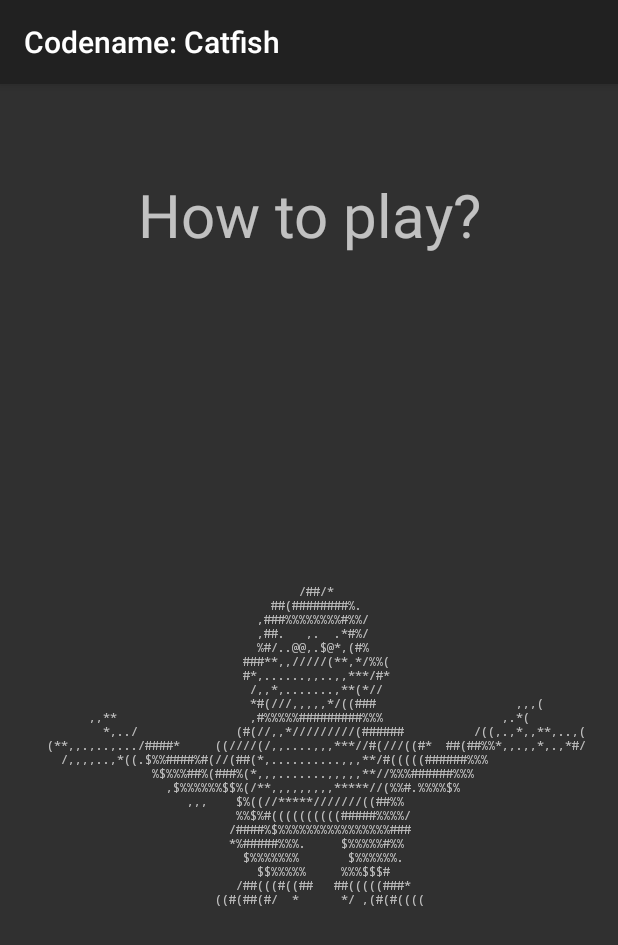
After one commit to dawsonsires/CodenameCatfish, an Android app built with Jetpack Compose: the RulesScreen screen opened through its navigation route, on a phone screen of 412 x 824 dp. The commit adds this screen. Shown: the top 945 px of the screen. Run offline under Robolectric (Android 15) with nearby library versions, the phone set to English and light mode, and no system bars; our stand-ins replace data binding, navigation-ui.

Commit message:
A wild Bonzi has appeared!

```diff
--- /dev/null
+++ b/app/src/main/java/com/example/codenamecatfish/RulesScreen.kt
@@ -0,0 +1,19 @@
+package com.example.codenamecatfish
+
+import android.os.Bundle
+import androidx.fragment.app.Fragment
+import android.view.LayoutInflater
+import android.view.View
+import android.view.ViewGroup
+import androidx.databinding.DataBindingUtil
+import com.example.codenamecatfish.databinding.FragmentRulesScreenBinding
+
+class RulesScreen : Fragment() {
+
+    override fun onCreateView(inflater: LayoutInflater, container: ViewGroup?, savedInstanceState: Bundle?): View? {
+        // Inflate the layout for this fragment
+        val binding = DataBindingUtil.inflate<FragmentRulesScreenBinding>(inflater, R.layout.fragment_rules_screen, container, false)
+        return binding.root
+    }
+
+}
--- a/app/src/main/java/com/example/codenamecatfish/TitleScreen.kt
+++ b/app/src/main/java/com/example/codenamecatfish/TitleScreen.kt
@@ -6,6 +6,7 @@ import android.view.LayoutInflater
 import android.view.View
 import android.view.ViewGroup
 import androidx.databinding.DataBindingUtil
+import androidx.navigation.findNavController
 import com.example.codenamecatfish.databinding.FragmentTitleScreenBinding
 
 class TitleScreen : Fragment() {
@@ -16,6 +17,9 @@ class TitleScreen : Fragment() {
 //        binding.playButton.setOnClickListener { view: View ->
 //            view.findNavController().navigate(R.id.where.ever.this.is.going)
 //        }
+        binding.rulesButton.setOnClickListener {view: View ->
+            view.findNavController().navigate(R.id.action_titleScreen_to_rulesScreen)
+        }
         return binding.root
     }
 
--- a/app/src/main/res/layout/activity_main.xml
+++ b/app/src/main/res/layout/activity_main.xml
@@ -1,11 +1,6 @@
 <?xml version="1.0" encoding="utf-8"?>
 <layout xmlns:android="http://schemas.android.com/apk/res/android"
     xmlns:app="http://schemas.android.com/apk/res-auto">
-
-    <androidx.drawerlayout.widget.DrawerLayout
-        android:id="@+id/drawer"
-        android:layout_width="match_parent"
-        android:layout_height="match_parent">
 
     <LinearLayout
         android:layout_width="match_parent"
@@ -28,6 +23,5 @@
             app:menu="@menu/drawer_menu"/>
 
     </LinearLayout>
-    </androidx.drawerlayout.widget.DrawerLayout>
 
 </layout>
--- /dev/null
+++ b/app/src/main/res/layout/fragment_rules_screen.xml
@@ -0,0 +1,34 @@
+<?xml version="1.0" encoding="utf-8"?>
+<layout xmlns:android="http://schemas.android.com/apk/res/android"
+    xmlns:tools="http://schemas.android.com/tools"
+    xmlns:app="http://schemas.android.com/apk/res-auto"
+    tools:context=".RulesScreen">
+
+    <androidx.constraintlayout.widget.ConstraintLayout
+        android:id="@+id/titleLayout"
+        android:layout_width="match_parent"
+        android:layout_height="match_parent"
+        >
+
+        <TextView
+            android:id="@+id/rulesTitle"
+            android:layout_width="wrap_content"
+            android:layout_height="wrap_content"
+            android:text="@string/rules"
+            app:layout_constraintStart_toStartOf="parent"
+            app:layout_constraintTop_toTopOf="parent"
+            app:layout_constraintEnd_toEndOf="parent"
+            android:textSize="40dp"
+            android:layout_marginTop="60dp"/>
+        <TextView
+            android:layout_width="wrap_content"
+            android:layout_height="wrap_content"
+            android:fontFamily="monospace"
+            android:textSize="8dp"
+            app:layout_constraintStart_toStartOf="parent"
+            app:layout_constraintEnd_toEndOf="parent"
+            app:layout_constraintTop_toBottomOf="@id/rulesTitle"
+            app:layout_constraintBottom_toBottomOf="parent"
+            android:text="@string/bonzi"/>
+    </androidx.constraintlayout.widget.ConstraintLayout>
+</layout>
--- a/app/src/main/res/navigation/navigation.xml
+++ b/app/src/main/res/navigation/navigation.xml
@@ -9,5 +9,14 @@
         android:id="@+id/titleScreen"
         android:name="com.example.codenamecatfish.TitleScreen"
         android:label="fragment_title_screen"
-        tools:layout="@layout/fragment_title_screen" />
+        tools:layout="@layout/fragment_title_screen" >
+        <action
+            android:id="@+id/action_titleScreen_to_rulesScreen"
+            app:destination="@id/rulesScreen" />
+    </fragment>
+    <fragment
+        android:id="@+id/rulesScreen"
+        android:name="com.example.codenamecatfish.RulesScreen"
+        android:label="fragment_rules_screen"
+        tools:layout="@layout/fragment_rules_screen" />
 </navigation>
--- a/app/src/main/res/values/strings.xml
+++ b/app/src/main/res/values/strings.xml
@@ -1,7 +1,35 @@
 <resources>
     <string name="app_name">Codename: Catfish</string>
     <string name="stats">Stats</string>
-    <string name="play">PLAY!</string>
-    <string name="rules">Rules</string>
+    <string name="play">Play!</string>
+    <string name="rules">How to play?</string>
     <string name="about">About</string>
+    <string name="unlocked_sounds">Unlocked sounds</string>
+    <!-- TODO: Remove or change this placeholder text -->
+    <string name="hello_blank_fragment">Hello blank fragment</string>
+    <string name="bonzi">"
+                                      /##/*
+                                  ##(########%.
+                                ,###%%%%%%%%#%%/
+                                ,##.   ,.  .*#%/
+                                %#/..@@,.$@*,(#%
+                              ###**,,/////(**,*/%%(
+                              #*,......,,..,,***/#*
+                               /,,*,.......,**(*//
+                               *#(///,,,,,*/((###                    ,,,(
+        ,,**                   ,#%%%%%#########%%%                 ,.*(
+          *,../              (#(//,,*/////////(######          /((,.,*,,**,..,(
+  (**,,.,..,.../####*     ((////(/,,....,,,***//#(///((#*  ##(##%%*,,.,,*,.,*#/
+    /,,,,..,*((.$%%####%#(//(##(*,..........,,,**/#(((((######%%%
+                 %$%%%##%(###%(*,,,.......,,,,,**//%%%######%%%
+                   ,$%%%%%%$$%(/**,,,,,,,,,*****//(%%#.%%%%$%
+                      ,,,    $%((//*****///////((##%%
+                             %%$%#((((((((((#####%%%%/
+                            /####%$%%%%%%%%%%%%%%%%###
+                            *%#####%%%.     $%%%%%#%%
+                              $%%%%%%%       $%%%%%%.
+                                $$%%%%%     %%%$$$#
+                             /##(((#((##   ##(((((###*
+                          ((#(##(#/  *      */ ,(#(#((((
+    "</string>
 </resources>
```
Also changed, not shown: app/src/main/java/com/example/codenamecatfish/MainActivity.kt (+4 -5 lines), app/src/main/res/layout/fragment_title_screen.xml (+29 -3 lines). Lines whose indentation alone changed are shown as unchanged.
